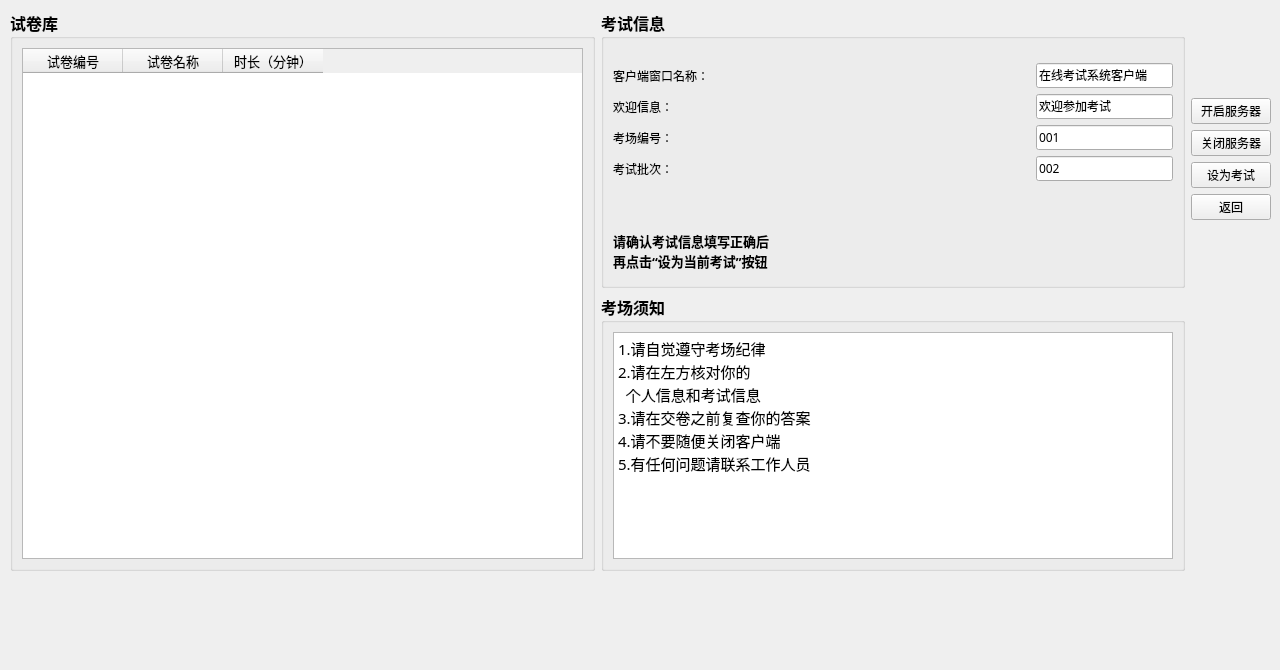
Old version of the form server/examsetting.ui in the repository AlanForeverAi/Exams.
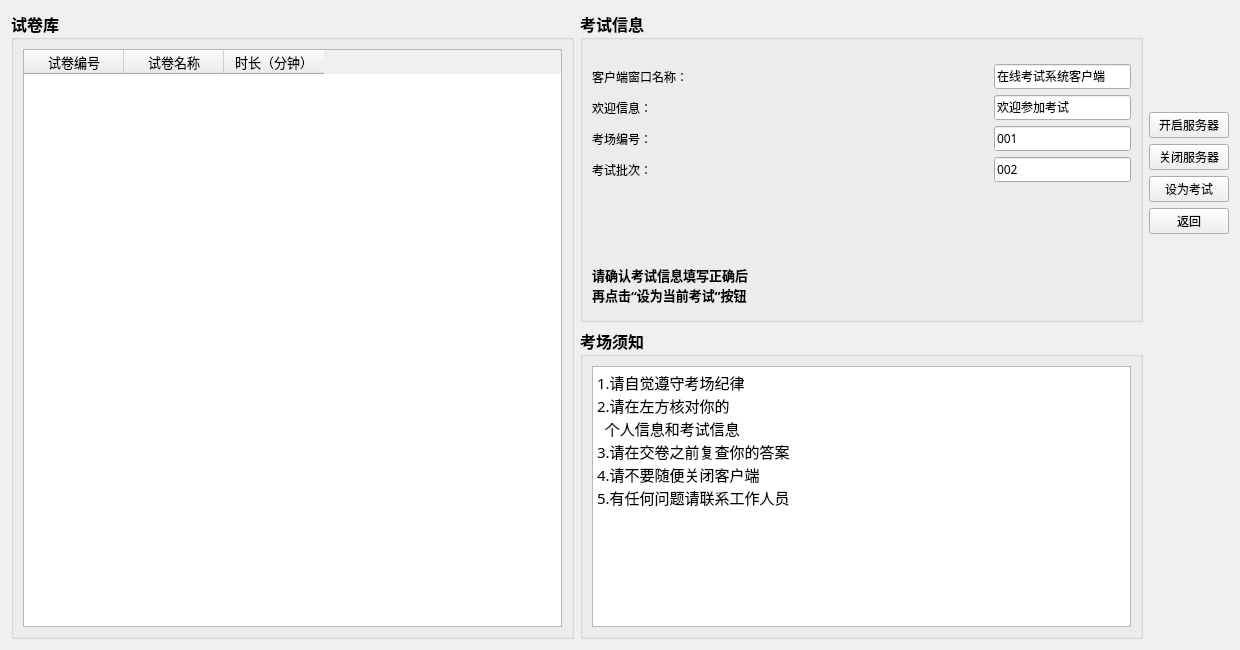
New version of the form.

```diff
--- a/server/examsetting.ui
+++ b/server/examsetting.ui
@@ -6,34 +6,33 @@
    <rect>
     <x>0</x>
     <y>0</y>
-    <width>1280</width>
-    <height>670</height>
+    <width>1240</width>
+    <height>650</height>
    </rect>
   </property>
+  <property name="sizePolicy">
+   <sizepolicy hsizetype="Fixed" vsizetype="Fixed">
+    <horstretch>0</horstretch>
+    <verstretch>0</verstretch>
+   </sizepolicy>
+  </property>
   <property name="minimumSize">
    <size>
-    <width>1280</width>
-    <height>670</height>
+    <width>1240</width>
+    <height>650</height>
    </size>
   </property>
   <property name="maximumSize">
    <size>
-    <width>1280</width>
-    <height>713</height>
+    <width>1240</width>
+    <height>650</height>
    </size>
   </property>
   <property name="windowTitle">
    <string>Form</string>
   </property>
-  <widget class="QWidget" name="layoutWidget">
-   <property name="geometry">
-    <rect>
-     <x>10</x>
-     <y>10</y>
-     <width>1261</width>
-     <height>561</height>
-    </rect>
-   </property>
+  <layout class="QGridLayout" name="gridLayout">
+   <item row="0" column="0">
    <layout class="QVBoxLayout" name="verticalLayout_3">
     <item>
      <layout class="QHBoxLayout" name="horizontalLayout_11"/>
@@ -721,7 +720,8 @@
      </layout>
     </item>
    </layout>
-  </widget>
+   </item>
+  </layout>
  </widget>
  <resources/>
  <connections/>
```
Lines whose indentation alone changed are shown as unchanged.
